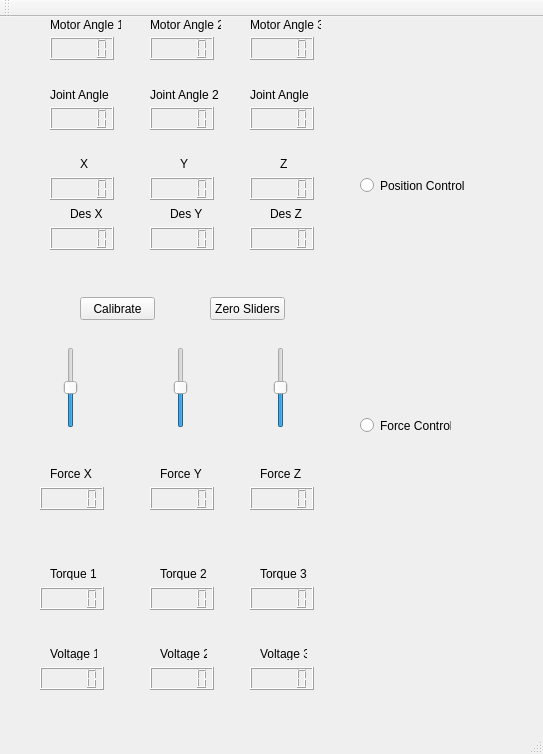
This is mainwindow.ui in sschorr/TactileDevice as Qt 5 draws it before an edit. The edited form follows.
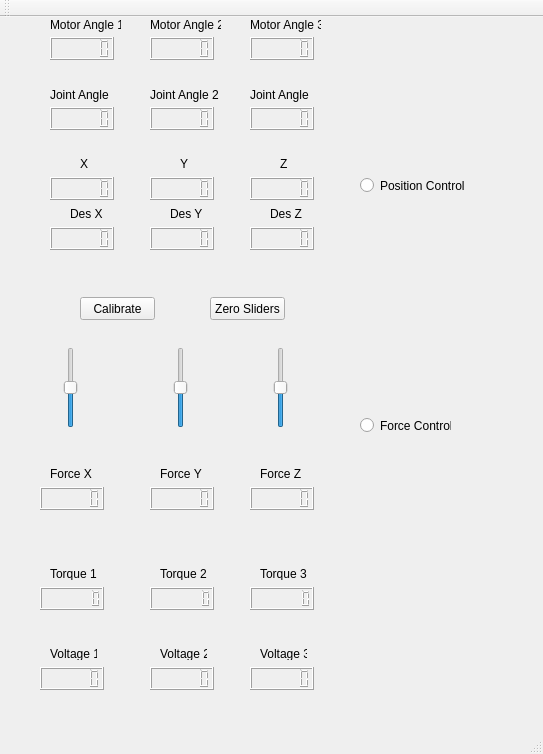
This is the edited form.

What changed in the file:
```diff
--- a/mainwindow.ui
+++ b/mainwindow.ui
@@ -23,6 +23,9 @@
       <height>23</height>
      </rect>
     </property>
+    <property name="numDigits">
+     <number>6</number>
+    </property>
    </widget>
    <widget class="QLCDNumber" name="MotorAngleLCDNumber2">
     <property name="geometry">
@@ -33,6 +36,9 @@
       <height>23</height>
      </rect>
     </property>
+    <property name="numDigits">
+     <number>6</number>
+    </property>
    </widget>
    <widget class="QLCDNumber" name="MotorAngleLCDNumber3">
     <property name="geometry">
@@ -43,6 +49,9 @@
       <height>23</height>
      </rect>
     </property>
+    <property name="numDigits">
+     <number>6</number>
+    </property>
    </widget>
    <widget class="QLabel" name="label">
     <property name="geometry">
@@ -92,6 +101,9 @@
       <height>23</height>
      </rect>
     </property>
+    <property name="numDigits">
+     <number>6</number>
+    </property>
    </widget>
    <widget class="QLCDNumber" name="JointAngleLCDNumber2">
     <property name="geometry">
@@ -102,6 +114,9 @@
       <height>23</height>
      </rect>
     </property>
+    <property name="numDigits">
+     <number>6</number>
+    </property>
    </widget>
    <widget class="QLCDNumber" name="JointAngleLCDNumber3">
     <property name="geometry">
@@ -112,6 +127,9 @@
       <height>23</height>
      </rect>
     </property>
+    <property name="numDigits">
+     <number>6</number>
+    </property>
    </widget>
    <widget class="QLabel" name="label_4">
     <property name="geometry">
@@ -161,6 +179,9 @@
       <height>23</height>
      </rect>
     </property>
+    <property name="numDigits">
+     <number>6</number>
+    </property>
    </widget>
    <widget class="QLCDNumber" name="CartesianYLCDNumber">
     <property name="geometry">
@@ -171,6 +192,9 @@
       <height>23</height>
      </rect>
     </property>
+    <property name="numDigits">
+     <number>6</number>
+    </property>
    </widget>
    <widget class="QLCDNumber" name="CartesianZLCDNumber">
     <property name="geometry">
@@ -181,6 +205,9 @@
       <height>23</height>
      </rect>
     </property>
+    <property name="numDigits">
+     <number>6</number>
+    </property>
    </widget>
    <widget class="QLabel" name="label_7">
     <property name="geometry">
@@ -312,6 +339,9 @@
       <height>23</height>
      </rect>
     </property>
+    <property name="numDigits">
+     <number>7</number>
+    </property>
    </widget>
    <widget class="QLCDNumber" name="MotorTorque2">
     <property name="geometry">
@@ -322,6 +352,9 @@
       <height>23</height>
      </rect>
     </property>
+    <property name="numDigits">
+     <number>7</number>
+    </property>
    </widget>
    <widget class="QLCDNumber" name="MotorTorque3">
     <property name="geometry">
@@ -332,6 +365,9 @@
       <height>23</height>
      </rect>
     </property>
+    <property name="numDigits">
+     <number>7</number>
+    </property>
    </widget>
    <widget class="QLabel" name="label_10">
     <property name="geometry">
@@ -407,6 +443,9 @@
       <height>23</height>
      </rect>
     </property>
+    <property name="numDigits">
+     <number>6</number>
+    </property>
    </widget>
    <widget class="QLCDNumber" name="DesiredForceY">
     <property name="geometry">
@@ -417,6 +456,9 @@
       <height>23</height>
      </rect>
     </property>
+    <property name="numDigits">
+     <number>6</number>
+    </property>
    </widget>
    <widget class="QLabel" name="label_15">
     <property name="geometry">
@@ -440,6 +482,9 @@
       <height>23</height>
      </rect>
     </property>
+    <property name="numDigits">
+     <number>6</number>
+    </property>
    </widget>
    <widget class="QLCDNumber" name="VoltageLCD3">
     <property name="geometry">
@@ -450,6 +495,9 @@
       <height>23</height>
      </rect>
     </property>
+    <property name="numDigits">
+     <number>6</number>
+    </property>
    </widget>
    <widget class="QLCDNumber" name="VoltageLCD1">
     <property name="geometry">
@@ -460,6 +508,9 @@
       <height>23</height>
      </rect>
     </property>
+    <property name="numDigits">
+     <number>6</number>
+    </property>
    </widget>
    <widget class="QLCDNumber" name="VoltageLCD2">
     <property name="geometry">
@@ -470,6 +521,9 @@
       <height>23</height>
      </rect>
     </property>
+    <property name="numDigits">
+     <number>6</number>
+    </property>
    </widget>
    <widget class="QLabel" name="label_16">
     <property name="geometry">
@@ -558,6 +612,9 @@
       <height>23</height>
      </rect>
     </property>
+    <property name="numDigits">
+     <number>6</number>
+    </property>
    </widget>
    <widget class="QLCDNumber" name="DesY">
     <property name="geometry">
@@ -568,6 +625,9 @@
       <height>23</height>
      </rect>
     </property>
+    <property name="numDigits">
+     <number>6</number>
+    </property>
    </widget>
    <widget class="QLCDNumber" name="DesX">
     <property name="geometry">
@@ -578,6 +638,9 @@
       <height>23</height>
      </rect>
     </property>
+    <property name="numDigits">
+     <number>6</number>
+    </property>
    </widget>
    <widget class="QLabel" name="label_19">
     <property name="geometry">
```
